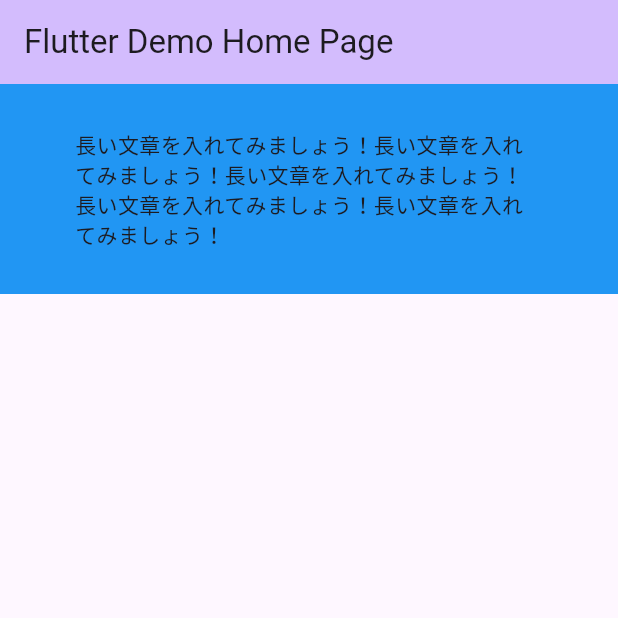
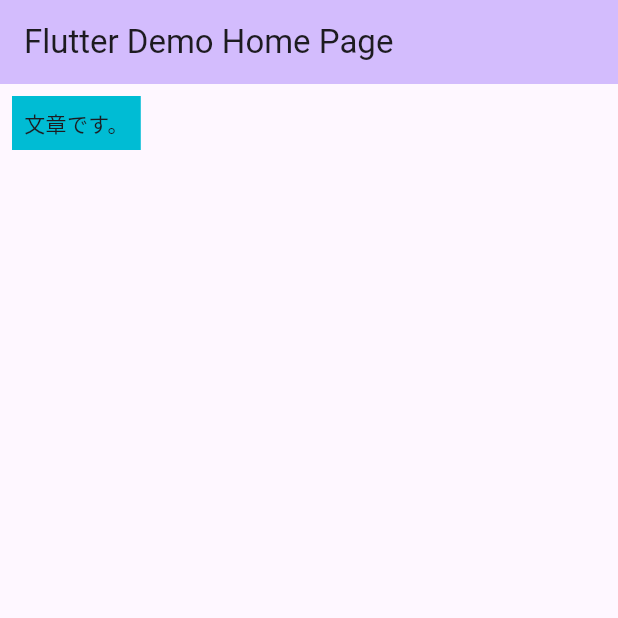
Before and after one commit to Hira0523/chapter03_beginner, a Flutter app: the screen it shows after launch, on a phone screen of 412 x 824 dp, the top half of it. Run offline on Flutter 3.47's test engine with Material 3 defaults, Android fonts, the phone set to English and light mode, and no system bars.

Commit message:
ColoredBoxウィジェット実装

```diff
--- a/lib/main.dart
+++ b/lib/main.dart
@@ -38,14 +38,14 @@ class _MyHomePageState extends State<MyHomePage> {
         backgroundColor: Theme.of(context).colorScheme.inversePrimary,
         title: Text(widget.title),
       ),
-      body: Container(
-        color: Colors.blue,
-        child: const Padding(
-          padding: EdgeInsets.symmetric(vertical: 30, horizontal: 50),
-          child: Text(
-            '長い文章を入れてみましょう！長い文章を入れてみましょう！長い文章を入れてみましょう！長い文章を入れてみましょう！長い文章を入れてみましょう！',
-          ),
-        ),
+      body: const Padding(
+        padding: EdgeInsets.all(8.0),
+        child: ColoredBox(
+            color: Colors.cyan,
+            child: Padding(
+              padding: EdgeInsets.all(8.0),
+              child: Text('文章です。'),
+            )),
       ),
     );
   }
```
